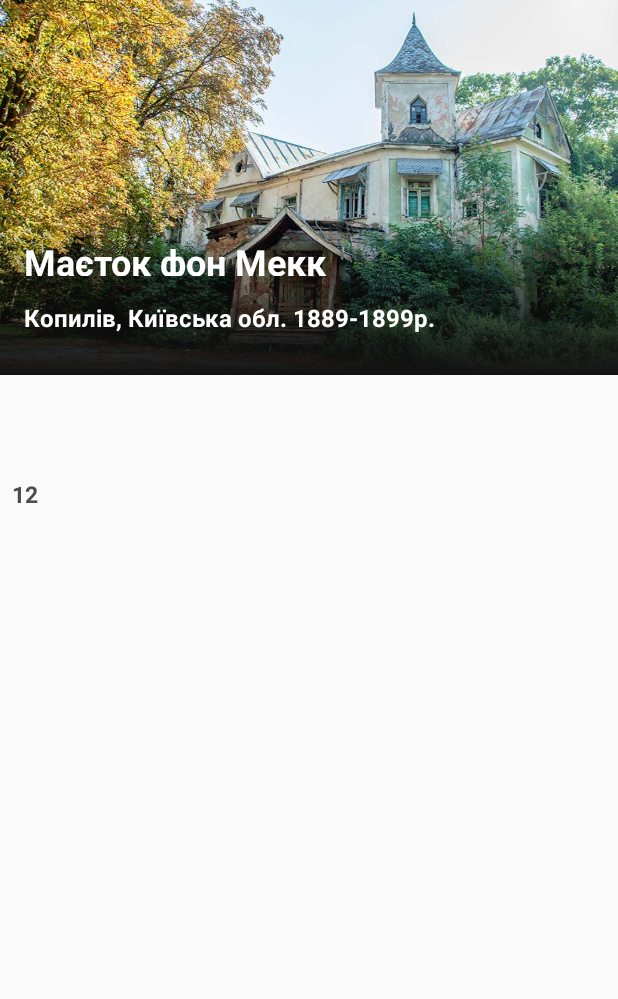
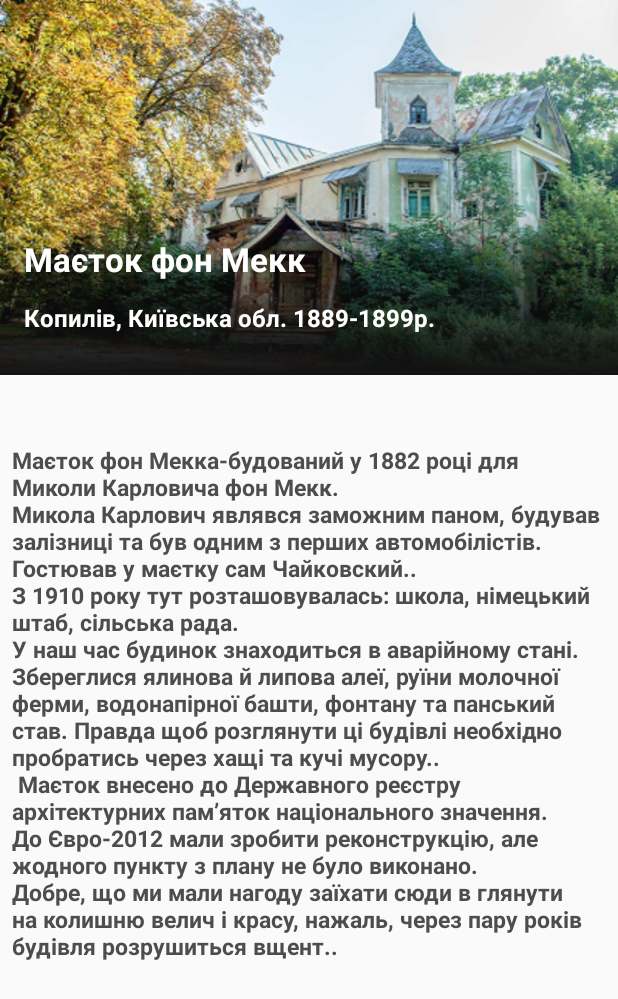
Before and after one commit to viktorgrom/touristic2T, an Android app: the PrePlaceInfoActivitySadubu screen opened directly, with no data from a screen before it, after a tap on "Детально", on a phone screen of 412 x 824 dp. Shown: the top 999 px of the screen. Run offline under Robolectric (Android 15) with nearby library versions, the phone set to English and light mode, and no system bars.

Commit message:
add all cats

```diff
--- a/app/src/main/java/com/example/ukrainetouristic/category/PrePlaceInfoActivitySadubu.java
+++ b/app/src/main/java/com/example/ukrainetouristic/category/PrePlaceInfoActivitySadubu.java
@@ -25,10 +25,20 @@ public class PrePlaceInfoActivitySadubu extends AppCompatActivity {
 
         RecyclerView recyclerView = findViewById(R.id.rv_list);
         List<ItemCategory> mlist = new ArrayList<>();
-        mlist.add(new ItemCategory(71,R.drawable.test_cat7_fon_mekk, "Маєток фон Мекк","Копилів, Київська обл. 1889-1899р.","12"));
-        mlist.add(new ItemCategory(72,R.drawable.test_cat7_zabotin, "Садиба Заботіна","с.Мала Ростовка, Вінницька обл. 1900р.","12"));
-        mlist.add(new ItemCategory(73,R.drawable.test_cat1_bychach_zamok, "Бучацк","Бучач, ьська обл. 16ст.","12"));
-        mlist.add(new ItemCategory(74,R.drawable.test_cat1_pidgirzi, "Хотинська ця","Хотин, Чернів обл. 13-17ст.","12"));
+        mlist.add(new ItemCategory(71,R.drawable.cat7_fon_mekk1, "Маєток фон Мекк","Копилів, Київська обл. 1889-1899р.","Маєток фон Мекка-будований у 1882 році для  Миколи Карловича фон Мекк.\n" +
+                "Микола Карлович являвся заможним паном, будував залізниці та був одним з перших автомобілістів.\n" +
+                "Гостював у маєтку сам Чайковский..\n" +
+                "З 1910 року тут розташовувалась: школа, німецький штаб, сільська рада.\n" +
+                "У наш час будинок знаходиться в аварійному стані. Збереглися ялинова й липова алеї, руїни молочної ферми, водонапірної башти, фонтану та панський став. Правда щоб розглянути ці будівлі необхідно пробратись через хащі та кучі мусору..\n" +
+                " Маєток внесено до Державного реєстру архітектурних пам’яток національного значення.\n" +
+                "До Євро-2012 мали зробити реконструкцію, але жодного пункту з плану не було виконано.\n" +
+                "Добре, що ми мали нагоду заїхати сюди в глянути на колишню велич і красу, нажаль, через пару років будівля розрушиться вщент..\n"));
+        mlist.add(new ItemCategory(72,R.drawable.cat7_zabotin1, "Садиба Заботіна","с.Мала Ростовка, Вінницька обл. 1901р.","Палацо-парковий комплекс садиби Заботіних. Основну будівлю палацу збудовано у 1901 році. Про історію створення та власників відомо не багато. Палац у неоготичному стилі та прикрашений статуями Артеміди та левів. Садиба охайна та доглянута. Хто неї володіє та що всередині - невідомо."));
+        mlist.add(new ItemCategory(73,R.drawable.cat7_bobroviza1, "Садиба Катериничів","Бобровиця, Чернігівська обл. 1910р.","Садиба Катериничів у Бобровиці.\n" +
+                "Споруда 1910 року побудови. Належала родині Петра Петровича Катеринича, відомого мецената, цукровара й члена Товариства імені Тараса Шевченка. Разом з найближчим парком, який зберігся, вважалася його родовим маєтком.\n" +
+                "Дах і головний вхід прикрашають візерунчасті металеві решітки які, УЯВІТЬ СОБІ, збереглись ще з 1910 року!! Як вони залишились, і їх не розікрали на метал- справжнє диво..\n" +
+                "Багато вікон. Деякі з них без скла, оскільки будівля не реставрується. Сходи та інші частини будови частково зруйновані. Не так давно, коли в Бобровиці ще працював цукровий завод, тут проводили місцеву \"заводську\" дискотеку. Нині у споруді розміщується бібліотека і спортивний клуб.\n"));
+        mlist.add(new ItemCategory(74,R.drawable.cat7_mejigirria1, "Межигір'я","Нові Петрівці, Київська обл. 2000-ні.","Колишня резиденція Віктора Януковича з 2002-2014 роки. Територія 140 га. Це величезний комплекс будівель, парків, озер з власним зоопарком, фермою, гаражем на десятки авто (в ньому ж зараз експонуються раритетні авто). Нажаль всесвітньо відомий золотий унітаз поцуплено. Загалом на сьогодні чудове місце, щоб на природі провести день. Вхід платний."));
         mlist.add(new ItemCategory(75,R.drawable.test_cat1_medjib_zamok, "Меджибі́зьамок","Меджибіжил. 16ст.","12"));
         mlist.add(new ItemCategory(76,R.drawable.test_cat1_kam_pod_zamok, "Кам'яне́ць-Пська форте́ця","Кам'яне́ць-Поді́льськ, Хмельницька обл. 16ст.","12"));
 
--- a/app/src/main/res/layout/activity_detail_test.xml
+++ b/app/src/main/res/layout/activity_detail_test.xml
@@ -39,12 +39,12 @@
             <TextView
                 android:id="@+id/title_detail"
                 android:layout_width="276dp"
-                android:layout_height="26dp"
+                android:layout_height="30dp"
                 android:layout_marginStart="16dp"
                 android:layout_marginTop="8dp"
                 android:text="Titel"
                 android:textColor="#fff"
-                android:textSize="24sp"
+                android:textSize="22sp"
                 android:textStyle="bold"
                 app:layout_constraintStart_toStartOf="@+id/iv_background_detail"
                 app:layout_constraintTop_toTopOf="@+id/iv_background_detail" />
@@ -66,8 +66,7 @@
                 app:layout_constraintVertical_bias="1.0" />
         </androidx.constraintlayout.widget.ConstraintLayout>
 
-    <androidx.constraintlayout.widget.ConstraintLayout
-        android:id="@+id/layout_second"
+    <ScrollView
         android:layout_width="match_parent"
         android:layout_height="wrap_content"
         app:layout_constraintBottom_toBottomOf="parent"
@@ -75,7 +74,12 @@
         app:layout_constraintHorizontal_bias="0.0"
         app:layout_constraintStart_toStartOf="parent"
         app:layout_constraintTop_toBottomOf="@+id/layour_first"
-        app:layout_constraintVertical_bias="0.074">
+        app:layout_constraintVertical_bias="0.088">
+
+        <LinearLayout
+            android:id="@+id/layout_second"
+            android:layout_width="match_parent"
+            android:layout_height="wrap_content">
 
 
             <TextView
@@ -93,7 +97,8 @@
                 app:layout_constraintTop_toTopOf="parent" />
 
 
-    </androidx.constraintlayout.widget.ConstraintLayout>
+        </LinearLayout>
+    </ScrollView>
 
 
 </androidx.constraintlayout.widget.ConstraintLayout>
```
Also changed, not shown: app/src/main/java/com/example/ukrainetouristic/category/PrePlaceInfoActivityParku.java (+3 -6 lines), app/src/main/java/com/example/ukrainetouristic/category/PrePlaceInfoActivityZamku.java (+10 -2 lines), app/src/main/java/com/example/ukrainetouristic/category/PrePlaceInfoActivityZikaviMiszia.java (+13 -3 lines), app/src/main/res/drawable/cat1_chervonogrud.png (added), app/src/main/res/drawable/cat1_hotun1.png (added), app/src/main/res/drawable/cat4_klevan_tynel.png (added), app/src/main/res/drawable/cat4_nosivka.png (added), app/src/main/res/drawable/cat4_plebanivskii_viaduk.png (added), app/src/main/res/drawable/cat4_sanna_trasa1.png (added), app/src/main/res/drawable/cat4_zalischiki.png (added), app/src/main/res/drawable/cat6_kreminski_lisu1.png (added), app/src/main/res/drawable/cat7_bobroviza1.png (added), app/src/main/res/drawable/cat7_mejigirria1.png (added). Lines whose indentation alone changed are shown as unchanged.
